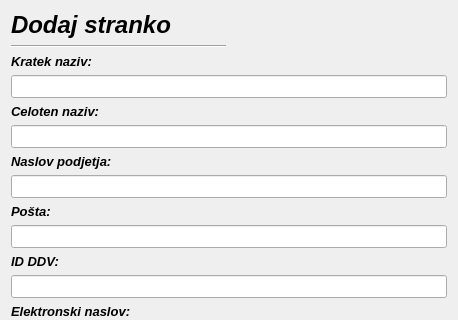
Qt form dodajpodjetje.ui (MaxMaxy/racun) before a commit; both pictures show x 0 to 458 and y 0 to 320 of the 458 by 632 pixel window.
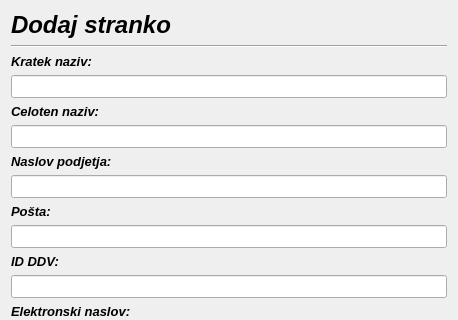
The same form after that commit.

Patch:
```diff
--- a/dodajpodjetje.ui
+++ b/dodajpodjetje.ui
@@ -255,19 +255,6 @@
      </property>
     </widget>
    </item>
-   <item row="1" column="1">
-    <widget class="Line" name="line_2">
-     <property name="font">
-      <font>
-       <family>MS Sans Serif</family>
-       <italic>true</italic>
-      </font>
-     </property>
-     <property name="orientation">
-      <enum>Qt::Horizontal</enum>
-     </property>
-    </widget>
-   </item>
    <item row="12" column="1">
     <widget class="QLabel" name="label_5">
      <property name="font">
@@ -366,6 +353,19 @@
      </property>
     </widget>
    </item>
+   <item row="1" column="1" colspan="2">
+    <widget class="Line" name="line_2">
+     <property name="font">
+      <font>
+       <family>MS Sans Serif</family>
+       <italic>true</italic>
+      </font>
+     </property>
+     <property name="orientation">
+      <enum>Qt::Horizontal</enum>
+     </property>
+    </widget>
+   </item>
   </layout>
  </widget>
  <tabstops>
```
